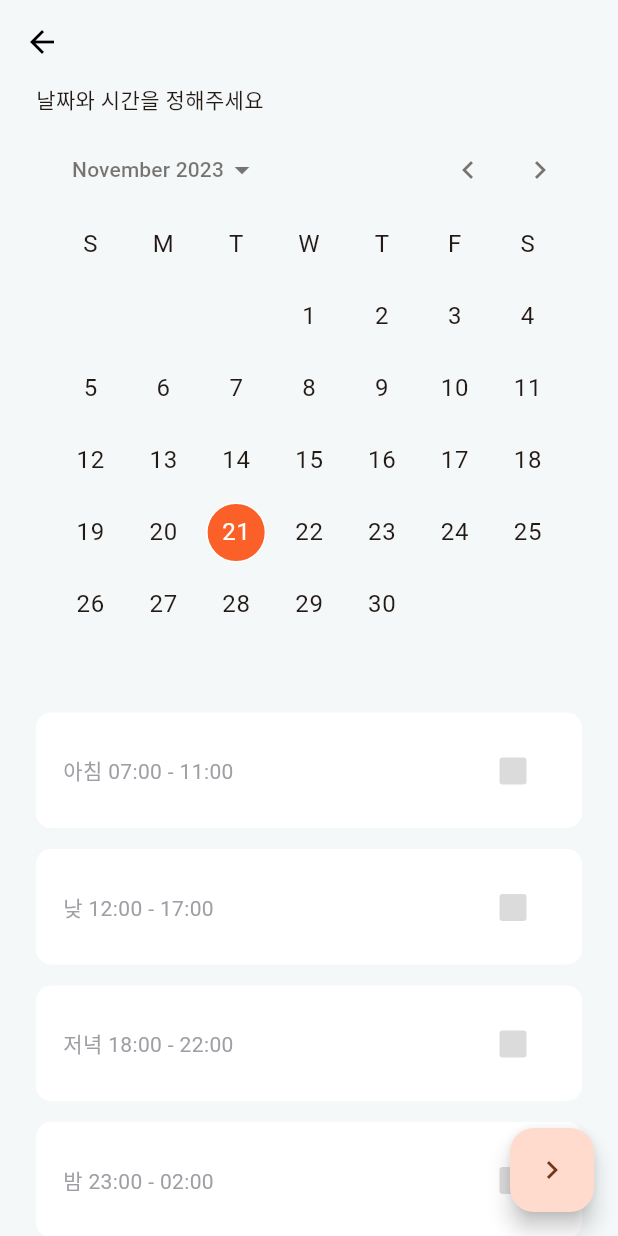
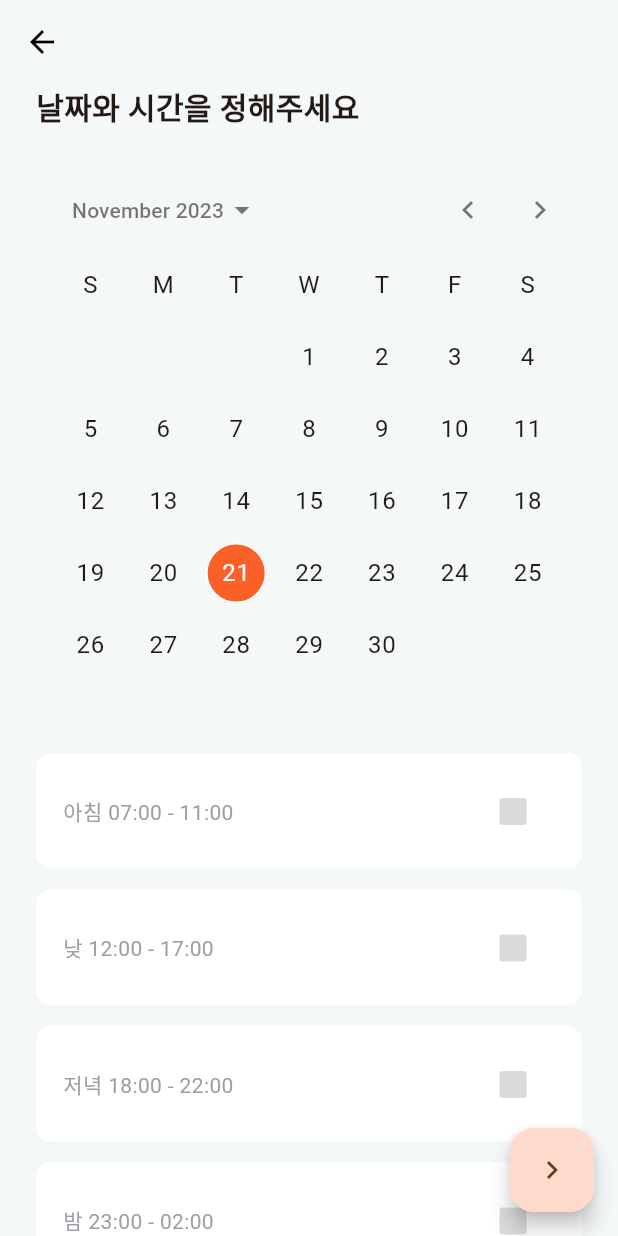
Before and after one commit to YAPP-Github/23rd-TF-when2yapp-FE, a Flutter app: the CreatePage screen opened directly, on a phone screen of 412 x 824 dp. Run offline on Flutter 3.47's test engine with Material 2 defaults, Android fonts, the light colour scheme and no system bars; drawn by our look-alikes of calendar_date_picker2; Roboto replaces fonts that are missing (Pretendard); statements that could not run were skipped; project files that could hold a hidden picture were left out.

Commit message:
feat: 캘린더 스타일 적용 (#31)

```diff
--- a/lib/create_page.dart
+++ b/lib/create_page.dart
@@ -58,7 +58,7 @@ class CreatePage extends StatefulWidget {
 class CreatePageState extends State<CreatePage> {
   List<DateTime?> _rangeDatePickerValueWithDefaultValue = [
     DateTime.now(),
-    DateTime.now().add(const Duration(days: 6))
+    DateTime.now().add(const Duration(days: 6)),
   ];
 
   @override
@@ -71,9 +71,16 @@ class CreatePageState extends State<CreatePage> {
           child: Column(
             crossAxisAlignment: CrossAxisAlignment.start,
             children: [
-              Text('날짜와 시간을 정해주세요'),
+              const Text(
+                '날짜와 시간을 정해주세요',
+                style: TextStyle(
+                  fontSize: 20,
+                  fontWeight: FontWeight.bold,
+                ),
+              ),
+              const SizedBox(height: 18),
               _buildDefaultRangeDatePickerWithValue(),
-              _buildTimeSelectors()
+              _buildTimeSelectors(),
             ],
           ),
         ),
@@ -103,28 +110,36 @@ class CreatePageState extends State<CreatePage> {
     final config = CalendarDatePicker2Config(
       calendarType: CalendarDatePicker2Type.range,
       weekdayLabelTextStyle: const TextStyle(
-        color: Colors.black87,
+        color: Color(0xFF101010),
+        fontSize: 17,
         fontWeight: FontWeight.bold,
       ),
       controlsTextStyle: const TextStyle(
         color: Colors.black,
-        fontSize: 15,
-        fontWeight: FontWeight.bold,
+        fontSize: 17,
       ),
       dayTextStyle: const TextStyle(
         color: Color(0xFFA09DA5),
-        fontWeight: FontWeight.bold,
+        fontSize: 17,
+        fontWeight: FontWeight.w600,
       ),
       selectedDayTextStyle: const TextStyle(
         color: Colors.white,
-        fontWeight: FontWeight.bold,
+        fontSize: 17,
+        fontWeight: FontWeight.w600,
       ),
       selectedDayHighlightColor: const Color(0xFFFA6027),
       selectedRangeDayTextStyle: const TextStyle(
         color: Color(0xFFFA6027),
-        fontWeight: FontWeight.bold,
+        fontSize: 17,
+        fontWeight: FontWeight.w600,
       ),
       selectedRangeHighlightColor: const Color(0xFFFEDFD4),
+      todayTextStyle: const TextStyle(
+        color: Color(0xFFFA6027),
+        fontSize: 17,
+        fontWeight: FontWeight.w600,
+      ),
       weekdayLabels: [
         '일',
         '월',
```
